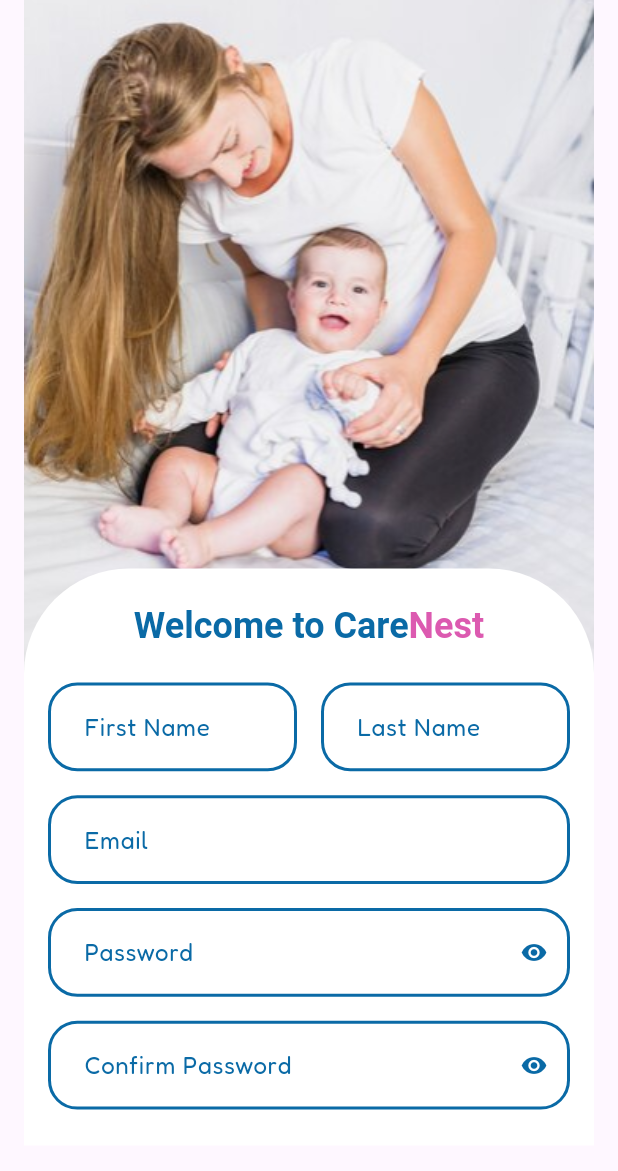
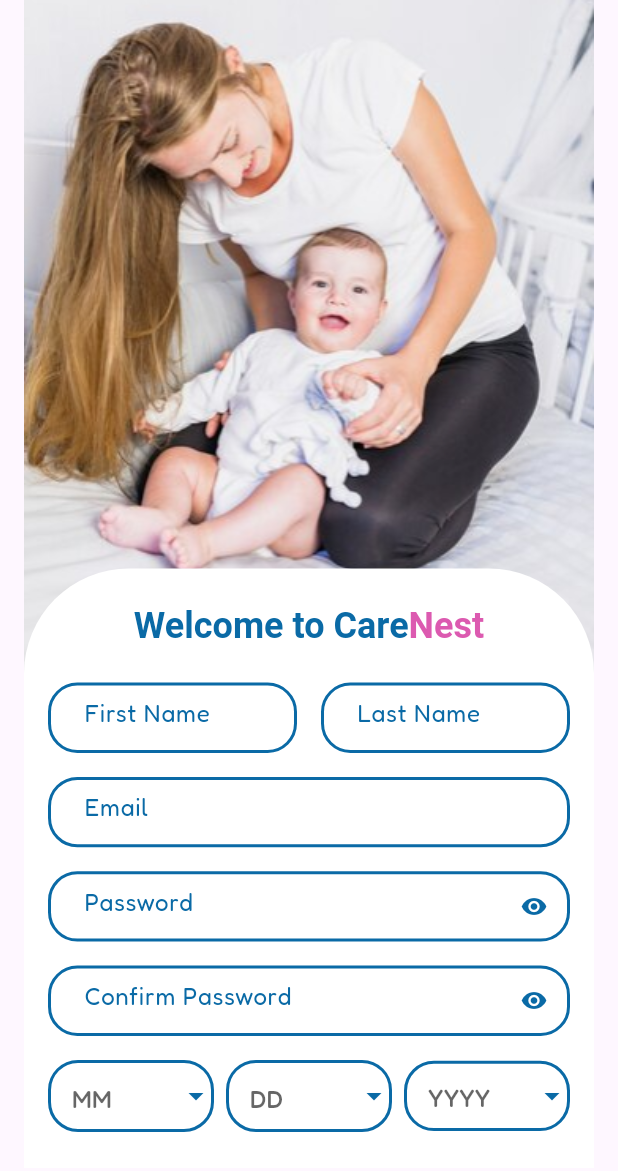
Before and after one commit to NadaKenawy/CareNest-App-GraduationProject, a Flutter app: the screen it shows after launch, on a phone screen of 412 x 824 dp. Shown: the top 1171 px of the screen. Run offline on Flutter 3.47's test engine with Material 3 defaults, Android fonts, the light colour scheme and no system bars; our stand-ins replace dio, flutter_screenutil, freezed_annotation, get_it, google_fonts, pretty_dio_logger and 1 more; generated files the repository leaves out were written again.

Commit message:
add DateOfBirthDropdowns

```diff
--- a/lib/core/widgets/custom_text_form_field.dart
+++ b/lib/core/widgets/custom_text_form_field.dart
@@ -32,6 +32,8 @@ class AppTextFormField extends StatelessWidget {
   Widget build(BuildContext context) {
     return SizedBox(
       width: width ?? double.infinity,
+      child: SizedBox(
+        height: 48.h,
         child: TextFormField(
           decoration: InputDecoration(
             isDense: true,
@@ -42,7 +44,7 @@ class AppTextFormField extends StatelessWidget {
                   borderRadius: BorderRadius.circular(20.r),
                   borderSide: BorderSide(
                     color: Colors.blue,
-                  width: 1.3.w,
+                    width: 2.w,
                   ),
                 ),
             enabledBorder: enabledBorder ??
@@ -54,8 +56,8 @@ class AppTextFormField extends StatelessWidget {
                   ),
                 ),
             hintText: hintText,
-          hintStyle:
-              hintStyle ?? const TextStyle(color: ColorsData.primaryBlueColor),
+            hintStyle: hintStyle ??
+                const TextStyle(color: ColorsData.primaryBlueColor),
             suffixIcon: SizedBox(
               width: 24.w,
               height: 24.h,
@@ -66,6 +68,7 @@ class AppTextFormField extends StatelessWidget {
           ),
           obscureText: obscureText ?? false,
         ),
+      ),
     );
   }
 }
--- /dev/null
+++ b/lib/features/sign_up/ui/widgets/date_of_birth_field .dart
@@ -0,0 +1,168 @@
+import 'package:flutter/material.dart';
+import 'package:flutter_screenutil/flutter_screenutil.dart';
+import 'package:care_nest/core/utils/colors.dart';
+
+class DateOfBirthDropdowns extends StatefulWidget {
+  final Function(int?) onDaySelected;
+  final Function(int?) onMonthSelected;
+  final Function(int?) onYearSelected;
+
+  const DateOfBirthDropdowns({
+    Key? key,
+    required this.onDaySelected,
+    required this.onMonthSelected,
+    required this.onYearSelected,
+  }) : super(key: key);
+
+  @override
+  State<DateOfBirthDropdowns> createState() => _DateOfBirthDropdownsState();
+}
+
+class _DateOfBirthDropdownsState extends State<DateOfBirthDropdowns> {
+  int? _selectedDay;
+  int? _selectedMonth;
+  int? _selectedYear;
+
+  // قائمة الأيام
+  List<int> days = List.generate(31, (index) => index + 1);
+  // قائمة الأشهر
+  List<int> months = List.generate(12, (index) => index + 1);
+  // قائمة السنوات (يمكنك تعديل بداية ونهاية السنوات حسب الحاجة)
+  List<int> years = List.generate(101, (index) => DateTime.now().year - index);
+
+  @override
+  Widget build(BuildContext context) {
+    return Row(
+      mainAxisAlignment: MainAxisAlignment.spaceAround,
+      children: [
+        Expanded(
+          child: DropdownButtonFormField<int>(
+            decoration: InputDecoration(
+              isDense: true,
+              hintText: "MM",
+              hintStyle: const TextStyle(
+                color: ColorsData.primaryBlueColor,
+              ),
+              enabledBorder: OutlineInputBorder(
+                borderRadius: BorderRadius.circular(20),
+                borderSide: const BorderSide(
+                  color: ColorsData.primaryBlueColor,
+                  width: 2,
+                ),
+              ),
+              focusedBorder: OutlineInputBorder(
+                borderRadius: BorderRadius.circular(20),
+                borderSide: const BorderSide(
+                  color: ColorsData.primaryBlueColor,
+                  width: 2,
+                ),
+              ),
+            ),
+            value: _selectedMonth,
+            onChanged: (value) {
+              setState(() {
+                _selectedMonth = value;
+                widget.onMonthSelected(value);
+              });
+            },
+            items: months.map((month) {
+              return DropdownMenuItem<int>(
+                value: month,
+                child: Text(
+                  month.toString(),
+                  style: TextStyle(color: ColorsData.primaryBlueColor),
+                ),
+              );
+            }).toList(),
+            iconEnabledColor: ColorsData.primaryBlueColor,
+          ),
+        ),
+        const SizedBox(width: 8),
+        Expanded(
+          child: DropdownButtonFormField<int>(
+            decoration: InputDecoration(
+              isDense: true,
+              hintText: "DD",
+              hintStyle: const TextStyle(
+                color: ColorsData.primaryBlueColor,
+              ),
+              enabledBorder: OutlineInputBorder(
+                borderRadius: BorderRadius.circular(20),
+                borderSide: const BorderSide(
+                  color: ColorsData.primaryBlueColor,
+                  width: 2,
+                ),
+              ),
+              focusedBorder: OutlineInputBorder(
+                borderRadius: BorderRadius.circular(20),
+                borderSide: const BorderSide(
+                  color: ColorsData.primaryBlueColor,
+                  width: 2,
+                ),
+              ),
+            ),
+            value: _selectedDay,
+            onChanged: (value) {
+              setState(() {
+                _selectedDay = value;
+                widget.onDaySelected(value);
+              });
+            },
+            items: days.map((day) {
+              return DropdownMenuItem<int>(
+                value: day,
+                child: Text(day.toString(),
+                    style: TextStyle(color: ColorsData.primaryBlueColor)),
+              );
+            }).toList(),
+            iconEnabledColor: ColorsData.primaryBlueColor,
+          ),
+        ),
+        const SizedBox(width: 8),
+        Expanded(
+          child: SizedBox(
+            height: 48.h,
+            child: DropdownButtonFormField<int>(
+              decoration: InputDecoration(
+                isDense: true,
+                hintText: "YYYY",
+                hintStyle: const TextStyle(
+                  color: ColorsData.primaryBlueColor,
+                ),
+                enabledBorder: OutlineInputBorder(
+                  borderRadius: BorderRadius.circular(20),
+                  borderSide: const BorderSide(
+                    color: ColorsData.primaryBlueColor,
+                    width: 2,
+                  ),
+                ),
+                focusedBorder: OutlineInputBorder(
+                  borderRadius: BorderRadius.circular(20),
+                  borderSide: const BorderSide(
+                    color: ColorsData.primaryBlueColor,
+                    width: 2,
+                  ),
+                ),
+              ),
+              value: _selectedYear,
+              onChanged: (value) {
+                setState(() {
+                  _selectedYear = value;
+                  widget.onYearSelected(value);
+                });
+              },
+              items: years.map((year) {
+                return DropdownMenuItem<int>(
+                  value: year,
+                  child: Text(year.toString(),
+                      style: TextStyle(color: ColorsData.primaryBlueColor)),
+                );
+              }).toList(),
+              iconEnabledColor: ColorsData.primaryBlueColor,
+            ),
+          ),
+        ),
+      ],
+    );
+  }
+}
--- a/lib/features/sign_up/ui/widgets/first_and_last_name_fields.dart
+++ b/lib/features/sign_up/ui/widgets/first_and_last_name_fields.dart
@@ -2,7 +2,7 @@ import 'package:care_nest/core/widgets/custom_text_form_field.dart';
 import 'package:flutter/material.dart';
 
 class FirstAndLastNameFields extends StatelessWidget{
-  const FirstAndLastNameFields({Key? key}) : super(key: key);
+  const FirstAndLastNameFields({super.key});
 
   @override
   Widget build(BuildContext context) {
--- a/lib/features/sign_up/ui/widgets/sign_up_body.dart
+++ b/lib/features/sign_up/ui/widgets/sign_up_body.dart
@@ -1,9 +1,10 @@
 import 'package:care_nest/core/widgets/custom_text_form_field.dart';
+import 'package:care_nest/features/sign_up/ui/widgets/date_of_birth_field%20.dart';
 import 'package:care_nest/features/sign_up/ui/widgets/first_and_last_name_fields.dart';
 import 'package:care_nest/features/sign_up/ui/widgets/password_field.dart';
 import 'package:care_nest/features/sign_up/ui/widgets/sign_up_image.dart';
 import 'package:care_nest/features/sign_up/ui/widgets/sign_up_title.dart';
-import 'package:flutter/material.dart';
+import 'package:flutter/material.dart'; // تأكد من استيراد الودجت الجديد
 
 class SignUpBody extends StatefulWidget {
   const SignUpBody({super.key});
@@ -15,6 +16,19 @@ class SignUpBody extends StatefulWidget {
 class _SignUpBodyState extends State<SignUpBody> {
   bool _isPasswordVisible = false;
   bool _isConfirmPasswordVisible = false;
+
+  // Handler functions for date of birth
+  void _onDaySelected(int? value) {
+    // يمكنك إضافة المنطق الخاص بك هنا عند اختيار يوم
+  }
+
+  void _onMonthSelected(int? value) {
+    // يمكنك إضافة المنطق الخاص بك هنا عند اختيار شهر
+  }
+
+  void _onYearSelected(int? value) {
+    // يمكنك إضافة المنطق الخاص بك هنا عند اختيار سنة
+  }
 
   @override
   Widget build(BuildContext context) {
@@ -71,6 +85,14 @@ class _SignUpBodyState extends State<SignUpBody> {
                       },
                       isVisible: _isConfirmPasswordVisible,
                     ),
+                    const SizedBox(height: 16),
+
+                    // Use the new DateOfBirthDropdowns widget
+                    DateOfBirthDropdowns(
+                      onDaySelected: _onDaySelected,
+                      onMonthSelected: _onMonthSelected,
+                      onYearSelected: _onYearSelected,
+                    ),
                   ],
                 ),
               ),
```
Lines whose indentation alone changed are shown as unchanged.
